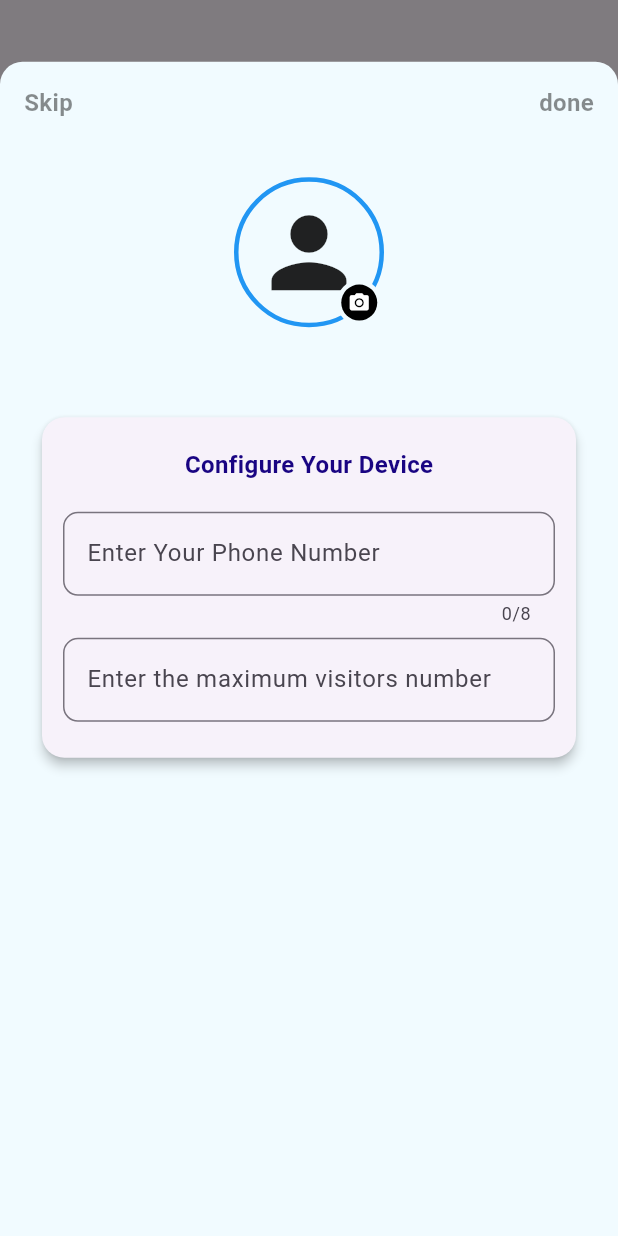
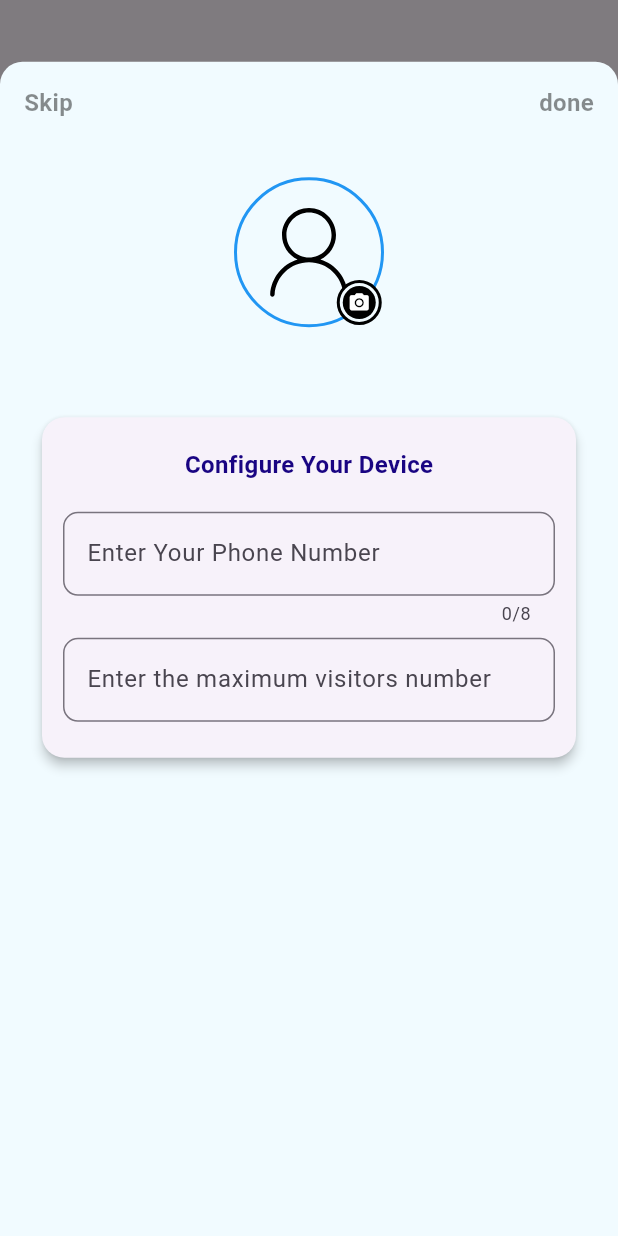
Before and after one commit to werhani-houssemeddine/borne-sanitaire-client, a Flutter app: the CompleteUserSignUpScreen screen opened directly with empty values, on a phone screen of 412 x 824 dp. Run offline on Flutter 3.47's test engine with Material 3 defaults, Android fonts, the phone set to English and light mode, and no system bars; our stand-ins replace auto_route, flutter_svg, hive, hive_flutter, image_picker, loading_animation_widget and 3 more; missing offline and left inert: qrscan; accounts and stored records are empty.

Commit message:
change style

```diff
--- a/lib/Screens/complete_signup/widget/profile_picture.dart
+++ b/lib/Screens/complete_signup/widget/profile_picture.dart
@@ -1,7 +1,9 @@
 import 'dart:io';
 
 import 'package:borne_sanitaire_client/widget/gestor_detector.dart';
+import 'package:borne_sanitaire_client/widget/style.dart';
 import 'package:flutter/material.dart';
+import 'package:flutter_svg/flutter_svg.dart';
 import 'package:image_picker/image_picker.dart';
 
 class UpdateUserProfilePhoto extends StatefulWidget {
@@ -40,11 +42,8 @@ class _UpdateUserProfilePhotoState extends State<UpdateUserProfilePhoto> {
   Widget showImage() {
     if (image == null) {
       // return const Image(image: AssetImage('assets/default_user1.png'));
-      return const Center(
-        child: Icon(
-          Icons.person,
-          size: 75,
-        ),
+      return Center(
+        child: SvgPicture.asset("assets/user.svg"),
       );
     } else {
       return Image.file(
@@ -74,7 +73,7 @@ class _UpdateUserProfilePhotoState extends State<UpdateUserProfilePhoto> {
                   padding: const EdgeInsets.all(10.0),
                   decoration: BoxDecoration(
                     borderRadius: BorderRadius.circular(75),
-                    border: Border.all(width: 3, color: Colors.blue),
+                    border: Border.all(width: 2, color: Colors.blue),
                   ),
                 ),
                 ClipOval(
@@ -93,9 +92,10 @@ class _UpdateUserProfilePhotoState extends State<UpdateUserProfilePhoto> {
               child: Container(
                 width: 30,
                 height: 30,
-                padding: const EdgeInsets.all(3),
+                padding: const EdgeInsets.all(2),
                 decoration: BoxDecoration(
                   borderRadius: BorderRadius.circular(20),
+                  border: Border.all(width: 2, color: Colors.black),
                   color: const Color.fromARGB(255, 241, 251, 255),
                 ),
                 child: MakeGestureDetector(
```
